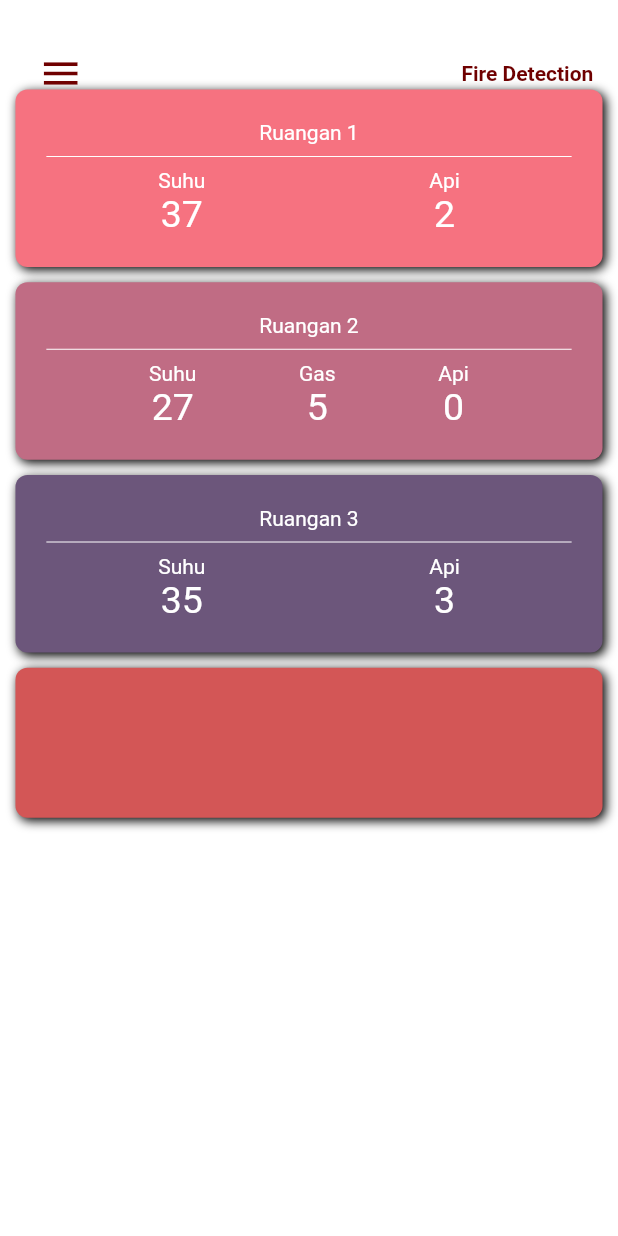
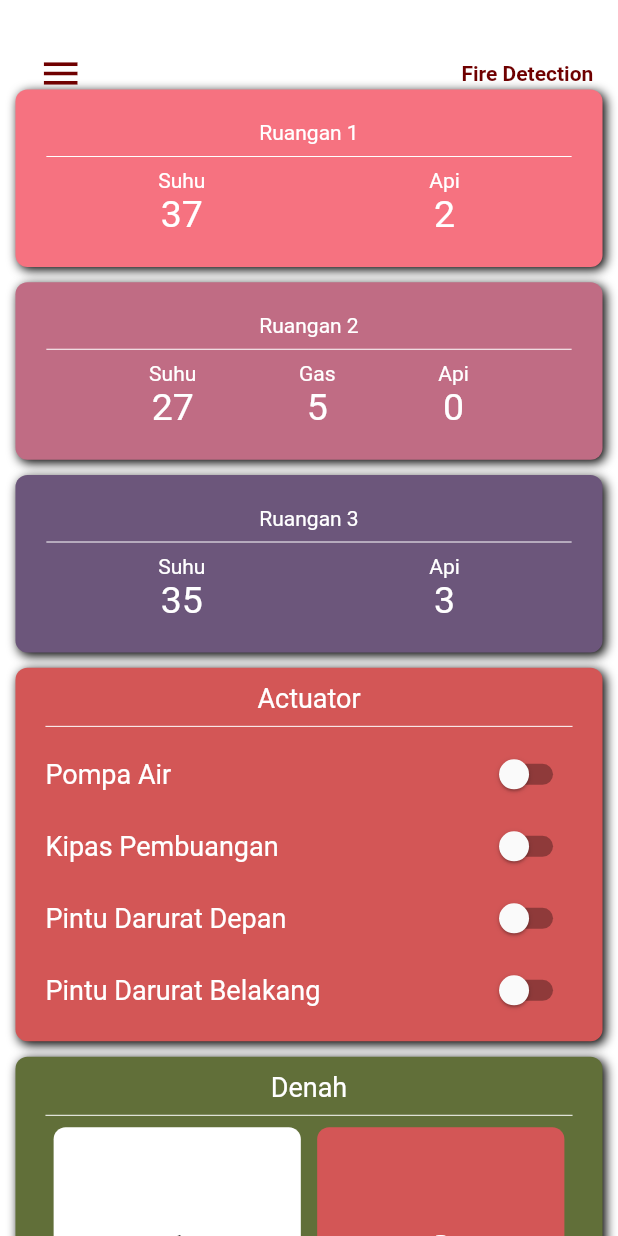
Before and after one commit to naufalihsank/ta-ilham-rafif, a Flutter app: the screen it shows after launch, on a phone screen of 412 x 824 dp. Run offline on Flutter 3.47's test engine with Material 2 defaults, Android fonts, the phone set to English and light mode, and no system bars.

Commit message:
Penambahan Aktuator dan Denah Ruangan

```diff
--- a/lib/pages/home.dart
+++ b/lib/pages/home.dart
@@ -10,6 +10,11 @@ class HomePage extends StatefulWidget {
 }
 
 class _HomePageState extends State<HomePage> {
+  bool pompaAir = false;
+  bool kipasPembuangan = false;
+  bool daruratDepan = false;
+  bool daruratBelakang = false;
+
   Widget _buildRoomCard(
       String title, String temperature, String fire, Color mainColor) {
     final deviceWidth = MediaQuery.of(context).size.width;
@@ -91,12 +96,14 @@ class _HomePageState extends State<HomePage> {
 
   Widget _buildActuator() {
     final deviceWidth = MediaQuery.of(context).size.width;
+
     return Container(
       margin: EdgeInsets.only(
         left: deviceWidth * 0.025,
         right: deviceWidth * 0.025,
         top: deviceWidth * 0.025,
       ),
+      padding: EdgeInsets.symmetric(vertical: 10, horizontal: 20),
       decoration: BoxDecoration(
         color: Color(0xffd35656),
         borderRadius: BorderRadius.all(Radius.circular(8.0)),
@@ -107,7 +114,194 @@ class _HomePageState extends State<HomePage> {
           )
         ],
       ),
-      height: 100,
+      child: Column(
+        children: <Widget>[
+          Text(
+            'Actuator',
+            style: TextStyle(
+              color: Colors.white,
+              fontSize: 18,
+            ),
+          ),
+          Divider(
+            color: Colors.white,
+          ),
+          Row(
+            mainAxisAlignment: MainAxisAlignment.spaceBetween,
+            children: <Widget>[
+              Text(
+                'Pompa Air',
+                style: TextStyle(color: Colors.white, fontSize: 18),
+              ),
+              Switch(
+                value: pompaAir,
+                onChanged: (bool value) {
+                  setState(() {
+                    pompaAir = value;
+                  });
+                },
+              )
+            ],
+          ),
+          Row(
+            mainAxisAlignment: MainAxisAlignment.spaceBetween,
+            children: <Widget>[
+              Text(
+                'Kipas Pembuangan',
+                style: TextStyle(color: Colors.white, fontSize: 18),
+              ),
+              Switch(
+                value: kipasPembuangan,
+                onChanged: (bool value) {
+                  setState(() {
+                    kipasPembuangan = value;
+                  });
+                },
+              )
+            ],
+          ),
+          Row(
+            mainAxisAlignment: MainAxisAlignment.spaceBetween,
+            children: <Widget>[
+              Text(
+                'Pintu Darurat Depan',
+                style: TextStyle(color: Colors.white, fontSize: 18),
+              ),
+              Switch(
+                value: daruratDepan,
+                onChanged: (bool value) {
+                  setState(() {
+                    daruratDepan = value;
+                  });
+                },
+              )
+            ],
+          ),
+          Row(
+            mainAxisAlignment: MainAxisAlignment.spaceBetween,
+            children: <Widget>[
+              Text(
+                'Pintu Darurat Belakang',
+                style: TextStyle(color: Colors.white, fontSize: 18),
+              ),
+              Switch(
+                value: daruratBelakang,
+                onChanged: (bool value) {
+                  setState(() {
+                    daruratBelakang = value;
+                  });
+                },
+              )
+            ],
+          ),
+        ],
+      ),
+    );
+  }
+
+  Widget _buildRoomMap() {
+    final deviceWidth = MediaQuery.of(context).size.width;
+
+    return Container(
+      margin: EdgeInsets.only(
+        left: deviceWidth * 0.025,
+        right: deviceWidth * 0.025,
+        top: deviceWidth * 0.025,
+      ),
+      padding: EdgeInsets.symmetric(vertical: 10, horizontal: 20),
+      decoration: BoxDecoration(
+        color: Color(0xff616f39),
+        borderRadius: BorderRadius.all(Radius.circular(8.0)),
+        boxShadow: [
+          BoxShadow(
+            offset: Offset(2.0, 2.0),
+            blurRadius: 5.0,
+          )
+        ],
+      ),
+      child: Column(
+        children: <Widget>[
+          Text(
+            'Denah',
+            style: TextStyle(color: Colors.white, fontSize: 18),
+          ),
+          Divider(
+            color: Colors.white,
+          ),
+          Row(
+            mainAxisAlignment: MainAxisAlignment.spaceAround,
+            children: <Widget>[
+              Container(
+                decoration: BoxDecoration(
+                  color: Colors.white,
+                  borderRadius: BorderRadius.all(Radius.circular(8.0)),
+                ),
+                width: deviceWidth * 0.4,
+                height: deviceWidth * 0.4,
+                child: Center(
+                  child: Text(
+                    '1',
+                    style: TextStyle(
+                      color: Colors.black,
+                      fontSize: 28
+                    ),
+                  ),
+                ),
+              ),
+              Container(
+                decoration: BoxDecoration(
+                  color: Color(0xffd35656),
+                  borderRadius: BorderRadius.all(Radius.circular(8.0)),
+                ),
+                width: deviceWidth * 0.4,
+                height: deviceWidth * 0.4,
+                child: Center(
+                  child: Text(
+                    '2',
+                    style: TextStyle(
+                      color: Colors.white,
+                      fontSize: 28
+                    ),
+                  ),
+                ),
+              )
+            ],
+          ),
+          SizedBox(
+            height: 10,
+          ),
+          Row(
+            mainAxisAlignment: MainAxisAlignment.spaceAround,
+            children: <Widget>[
+              Container(
+                decoration: BoxDecoration(
+                  color: Colors.white,
+                  borderRadius: BorderRadius.all(Radius.circular(8.0)),
+                ),
+                width: deviceWidth * 0.4,
+                height: deviceWidth * 0.4,
+                child: Center(
+                  child: Text(
+                    '3',
+                    style: TextStyle(
+                      color: Colors.black,
+                      fontSize: 28
+                    ),
+                  ),
+                ),
+              ),
+              Container(
+                decoration: BoxDecoration(
+                  color: Color(0xff616f39),
+                  borderRadius: BorderRadius.all(Radius.circular(8.0)),
+                ),
+                width: deviceWidth * 0.4,
+                height: deviceWidth * 0.4,
+              )
+            ],
+          )
+        ],
+      ),
     );
   }
 
@@ -122,7 +316,11 @@ class _HomePageState extends State<HomePage> {
         _buildRoomCard('Ruangan 1', '37', '2', Color(0xfff67280)),
         _buildRoomCard('Ruangan 2', '27', '0', Color(0xffc06c84)),
         _buildRoomCard('Ruangan 3', '35', '3', Color(0xff6c567b)),
-        _buildActuator()
+        _buildActuator(),
+        _buildRoomMap(),
+        SizedBox(
+          height: deviceHeight * 0.05,
+        )
       ],
     );
   }
```
